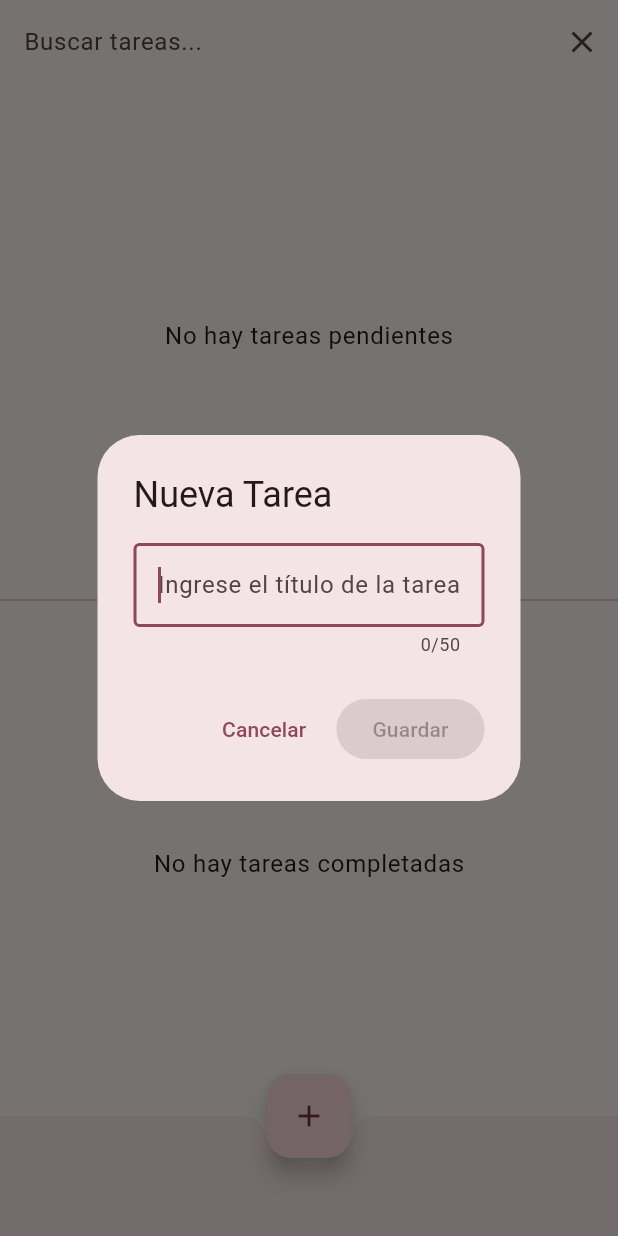
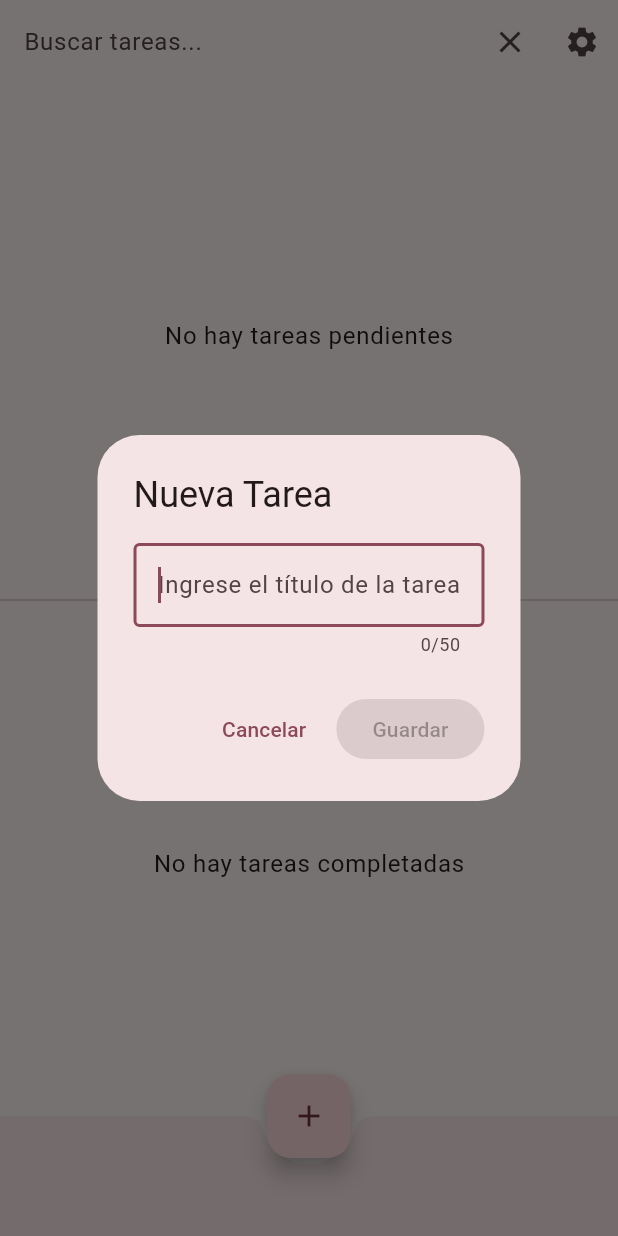
Before and after one commit to kjarj54/Tasky, a Flutter app: the screen it shows after launch, after a tap on the "search" icon, after a tap on the "add" icon, on a phone screen of 412 x 824 dp. Run offline on Flutter 3.47's test engine with Material 3 defaults, Android fonts, the phone set to English and light mode, and no system bars; our stand-ins replace shared_preferences, sqflite; accounts and stored records are empty.

Commit message:
feat: Add theme management and database integration for tasks

```diff
--- /dev/null
+++ b/lib/db/task_database.dart
@@ -0,0 +1,95 @@
+import 'package:sqflite/sqflite.dart';
+import 'package:path/path.dart';
+import '../models/task.dart';
+
+class TaskDatabase {
+  static final TaskDatabase instance = TaskDatabase._init();
+  static Database? _database;
+
+  TaskDatabase._init();
+
+  Future<Database> get database async {
+    if (_database != null) return _database!;
+    _database = await _initDB('tasks.db');
+    return _database!;
+  }
+
+  Future<Database> _initDB(String filePath) async {
+    final dbPath = await getDatabasesPath();
+    final path = join(dbPath, filePath);
+
+    return await openDatabase(
+      path,
+      version: 1,
+      onCreate: _createDB,
+    );
+  }
+
+  Future _createDB(Database db, int version) async {
+    await db.execute('''
+    CREATE TABLE tasks(
+      id TEXT PRIMARY KEY,
+      title TEXT NOT NULL,
+      is_completed INTEGER NOT NULL,
+      created_at TEXT NOT NULL
+    )
+    ''');
+  }
+
+  Future<Task> insertTask(Task task) async {
+    final db = await database;
+    await db.insert('tasks', task.toMap());
+    return task;
+  }
+
+  Future<Task> getTask(String id) async {
+    final db = await database;
+    final maps = await db.query(
+      'tasks',
+      columns: ['id', 'title', 'is_completed', 'created_at'],
+      where: 'id = ?',
+      whereArgs: [id],
+    );
+
+    if (maps.isNotEmpty) {
+      return Task.fromMap(maps.first);
+    } else {
+      throw Exception('Task with ID $id not found');
+    }
+  }
+
+  Future<List<Task>> getAllTasks() async {
+    final db = await database;
+    final result = await db.query('tasks');
+    return result.map((map) => Task.fromMap(map)).toList();
+  }
+
+  Future<int> updateTask(Task task) async {
+    final db = await database;
+    return db.update(
+      'tasks',
+      task.toMap(),
+      where: 'id = ?',
+      whereArgs: [task.id],
+    );
+  }
+
+  Future<int> deleteTask(String id) async {
+    final db = await database;
+    return await db.delete(
+      'tasks',
+      where: 'id = ?',
+      whereArgs: [id],
+    );
+  }
+
+  Future<void> deleteAllTasks() async {
+    final db = await database;
+    await db.delete('tasks');
+  }
+
+  Future close() async {
+    final db = await database;
+    db.close();
+  }
+}
--- a/lib/main.dart
+++ b/lib/main.dart
@@ -2,6 +2,7 @@ import 'package:flutter/material.dart';
 import 'package:provider/provider.dart';
 import 'providers/task_provider.dart';
 import 'screens/task_screen.dart';
+import 'providers/theme_provider.dart';
 
 void main() {
   runApp(const MainApp());
@@ -12,15 +13,34 @@ class MainApp extends StatelessWidget {
 
   @override
   Widget build(BuildContext context) {
-    return ChangeNotifierProvider(
-      create: (_) => TaskProvider(),
-      child: MaterialApp(
-        title: 'Tasky',
-        theme: ThemeData(
-          useMaterial3: true,
-          colorScheme: ColorScheme.fromSeed(seedColor: const Color(0xFF6B1631)),
-        ),
-        home: const TaskScreen(),
+    return MultiProvider(
+      providers: [
+        ChangeNotifierProvider(create: (_) => TaskProvider()),
+        ChangeNotifierProvider(create: (_) => ThemeProvider()),
+      ],
+      child: Consumer<ThemeProvider>(
+        builder: (context, themeProvider, child) {
+          return MaterialApp(
+            title: 'Tasky',
+            theme: ThemeData(
+              useMaterial3: true,
+              colorScheme: ColorScheme.fromSeed(
+                seedColor: const Color(0xFF6B1631),
+              ),
+              brightness: Brightness.light,
+            ),
+            darkTheme: ThemeData(
+              useMaterial3: true,
+              colorScheme: ColorScheme.fromSeed(
+                seedColor: const Color(0xFF6B1631),
+                brightness: Brightness.dark,
+              ),
+              brightness: Brightness.dark,
+            ),
+            themeMode: themeProvider.themeMode,
+            home: const TaskScreen(),
+          );
+        },
       ),
     );
   }
--- a/lib/models/task.dart
+++ b/lib/models/task.dart
@@ -2,13 +2,14 @@ class Task {
   final String id;
   final String title;
   bool isCompleted;
-  final DateTime createdAt;
+  DateTime createdAt;
 
   Task({
     required this.id,
     required this.title,
     this.isCompleted = false,
-  }) : createdAt = DateTime.now() {
+    DateTime? createdAt,
+  }) : createdAt = createdAt ?? DateTime.now() {
     if (title.isEmpty) {
       throw ArgumentError('El título de la tarea no puede estar vacío');
     }
@@ -21,12 +22,31 @@ class Task {
     String? id,
     String? title,
     bool? isCompleted,
+    DateTime? createdAt,
   }) {
     return Task(
       id: id ?? this.id,
       title: title ?? this.title,
-    )..isCompleted = isCompleted ?? this.isCompleted;
+      isCompleted: isCompleted ?? this.isCompleted,
+      createdAt: createdAt ?? this.createdAt,
+    );
   }
+
+  // Convert Task to a Map for database operations
+  Map<String, dynamic> toMap() => {
+    'id': id,
+    'title': title,
+    'is_completed': isCompleted ? 1 : 0,
+    'created_at': createdAt.toIso8601String(),
+  };
+
+  // Create a Task from a database Map
+  factory Task.fromMap(Map<String, dynamic> map) => Task(
+    id: map['id'],
+    title: map['title'],
+    isCompleted: map['is_completed'] == 1,
+    createdAt: DateTime.parse(map['created_at']),
+  );
 
   @override
   bool operator ==(Object other) =>
--- a/lib/providers/task_provider.dart
+++ b/lib/providers/task_provider.dart
@@ -1,4 +1,5 @@
 import 'package:flutter/foundation.dart';
+import 'package:tasky/db/task_database.dart';
 import '../models/task.dart';
 
 class TaskProvider extends ChangeNotifier {
@@ -11,6 +12,23 @@ class TaskProvider extends ChangeNotifier {
   String get searchQuery => _searchQuery;
   bool get isLoading => _isLoading;
   String? get error => _error;
+  TaskProvider() {
+    loadTasks();
+  }
+
+  Future<void> loadTasks() async {
+    _setLoading(true);
+    try {
+      final dbTasks = await TaskDatabase.instance.getAllTasks();
+      _tasks.clear();
+      _tasks.addAll(dbTasks);
+      notifyListeners();
+    } catch (e) {
+      _setError('Error al cargar tareas: $e');
+    } finally {
+      _setLoading(false);
+    }
+  }
 
   List<Task> get pendingTasks => List.unmodifiable(
     _tasks.where((task) => !task.isCompleted && _matchesSearch(task)).toList()
@@ -47,6 +65,7 @@ class TaskProvider extends ChangeNotifier {
       );
 
       _tasks.add(task);
+      await TaskDatabase.instance.insertTask(task);
       notifyListeners();
     } catch (e) {
       _setError(e.toString());
@@ -67,6 +86,7 @@ class TaskProvider extends ChangeNotifier {
       }
 
       _tasks[taskIndex].isCompleted = !_tasks[taskIndex].isCompleted;
+      await TaskDatabase.instance.updateTask(_tasks[taskIndex]);
       notifyListeners();
     } catch (e) {
       _setError(e.toString());
@@ -86,6 +106,7 @@ class TaskProvider extends ChangeNotifier {
         throw StateError('Tarea no encontrada');
       }
 
+      await TaskDatabase.instance.deleteTask(id);
       _tasks.removeAt(taskIndex);
       notifyListeners();
     } catch (e) {
@@ -116,6 +137,7 @@ class TaskProvider extends ChangeNotifier {
       }
 
       _tasks[taskIndex] = _tasks[taskIndex].copyWith(title: trimmedTitle);
+      await TaskDatabase.instance.updateTask(_tasks[taskIndex]);
       notifyListeners();
     } catch (e) {
       _setError(e.toString());
--- /dev/null
+++ b/lib/providers/theme_provider.dart
@@ -0,0 +1,47 @@
+import 'package:flutter/material.dart';
+import 'package:shared_preferences/shared_preferences.dart';
+
+enum AppThemeMode { light, dark, system }
+
+class ThemeProvider extends ChangeNotifier {
+  ThemeMode _themeMode = ThemeMode.system;
+  AppThemeMode _appThemeMode = AppThemeMode.system;
+
+  ThemeProvider() {
+    _loadTheme();
+  }
+
+  ThemeMode get themeMode => _themeMode;
+  AppThemeMode get appThemeMode => _appThemeMode;
+
+  Future<void> setTheme(AppThemeMode mode) async {
+    _appThemeMode = mode;
+    _themeMode = _getThemeModeFromAppThemeMode(mode);
+    notifyListeners();
+    final prefs = await SharedPreferences.getInstance();
+    await prefs.setInt('theme_mode', mode.index);
+  }
+
+  Future<void> _loadTheme() async {
+    final prefs = await SharedPreferences.getInstance();
+    final index = prefs.getInt('theme_mode') ?? AppThemeMode.system.index;
+    _appThemeMode = AppThemeMode.values[index];
+    _themeMode = _getThemeModeFromAppThemeMode(_appThemeMode);
+    notifyListeners();
+  }
+
+  ThemeMode _getThemeModeFromAppThemeMode(AppThemeMode mode) {
+    if (mode == AppThemeMode.system) {
+      final hour = DateTime.now().hour;
+      if (hour >= 18 || hour < 6) {
+        return ThemeMode.dark;
+      } else {
+        return ThemeMode.light;
+      }
+    } else if (mode == AppThemeMode.dark) {
+      return ThemeMode.dark;
+    } else {
+      return ThemeMode.light;
+    }
+  }
+}
--- a/lib/screens/task_screen.dart
+++ b/lib/screens/task_screen.dart
@@ -1,5 +1,6 @@
 import 'package:flutter/material.dart';
 import 'package:provider/provider.dart';
+import 'package:tasky/screens/settings_screen.dart';
 import '../providers/task_provider.dart';
 import '../widgets/task_list.dart';
 import '../widgets/new_task_dialog.dart';
@@ -18,13 +19,16 @@ class _TaskScreenState extends State<TaskScreen> {
   Widget build(BuildContext context) {
     return Scaffold(
       appBar: AppBar(
-        title: isSearching
+        title:
+            isSearching
                 ? TextField(
                   decoration: const InputDecoration(
                     hintText: 'Buscar tareas...',
                     border: InputBorder.none,
                   ),
-              onChanged: (value) => context.read<TaskProvider>().setSearchQuery(value),
+                  onChanged:
+                      (value) =>
+                          context.read<TaskProvider>().setSearchQuery(value),
                 )
                 : const Text('Tasky'),
         actions: [
@@ -39,32 +43,30 @@ class _TaskScreenState extends State<TaskScreen> {
               });
             },
           ),
+          IconButton(
+            icon: const Icon(Icons.settings),
+            onPressed: () {
+              Navigator.of(
+                context,
+              ).push(MaterialPageRoute(builder: (_) => const SettingsScreen()));
+            },
+          ),
         ],
       ),
       body: const Column(
         children: [
           Expanded(
-            child: TaskList(
-              showCompleted: false,
-              title: 'Tareas Pendientes',
-            ),
+            child: TaskList(showCompleted: false, title: 'Tareas Pendientes'),
           ),
           Divider(),
           Expanded(
-            child: TaskList(
-              showCompleted: true,
-              title: 'Tareas Completadas',
-            ),
+            child: TaskList(showCompleted: true, title: 'Tareas Completadas'),
           ),
         ],
       ),
       bottomNavigationBar: const BottomAppBar(
         shape: CircularNotchedRectangle(),
-        child: Row(
-          children: [
-            SizedBox(height: 48),
-          ],
-        ),
+        child: Row(children: [SizedBox(height: 48)]),
       ),
       floatingActionButton: FloatingActionButton(
         onPressed: () async {
--- a/pubspec.yaml
+++ b/pubspec.yaml
@@ -10,6 +10,9 @@ dependencies:
   flutter:
     sdk: flutter
   provider: ^6.0.5
+  sqflite: ^2.3.2
+  path: ^1.8.3
+  shared_preferences: ^2.2.2
 
 dev_dependencies:
   flutter_test:
```
Also changed, not shown: lib/screens/settings_screen.dart (added, +47 -0 lines), pubspec.lock, 1 other file. Lines whose indentation alone changed are shown as unchanged.
